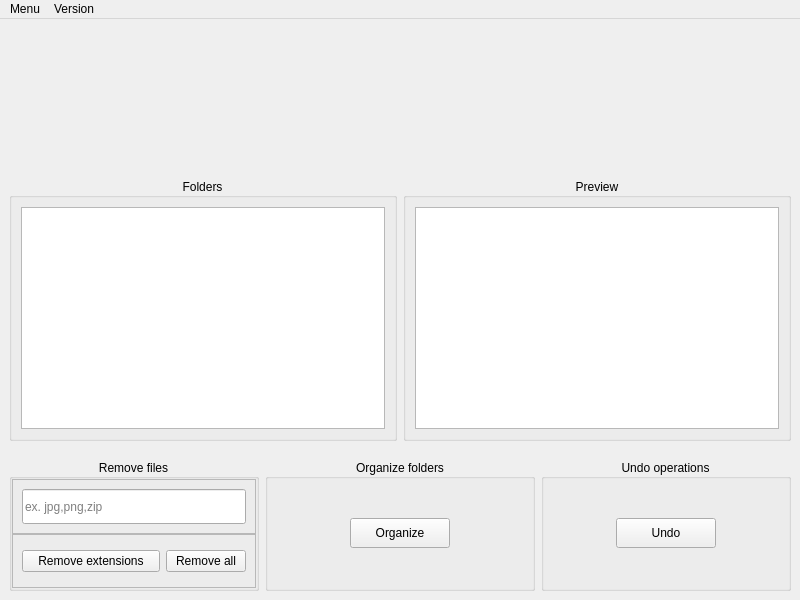
Old version of the form UI/mainwindow.ui in the repository milonpabis/desktop-cleaner.
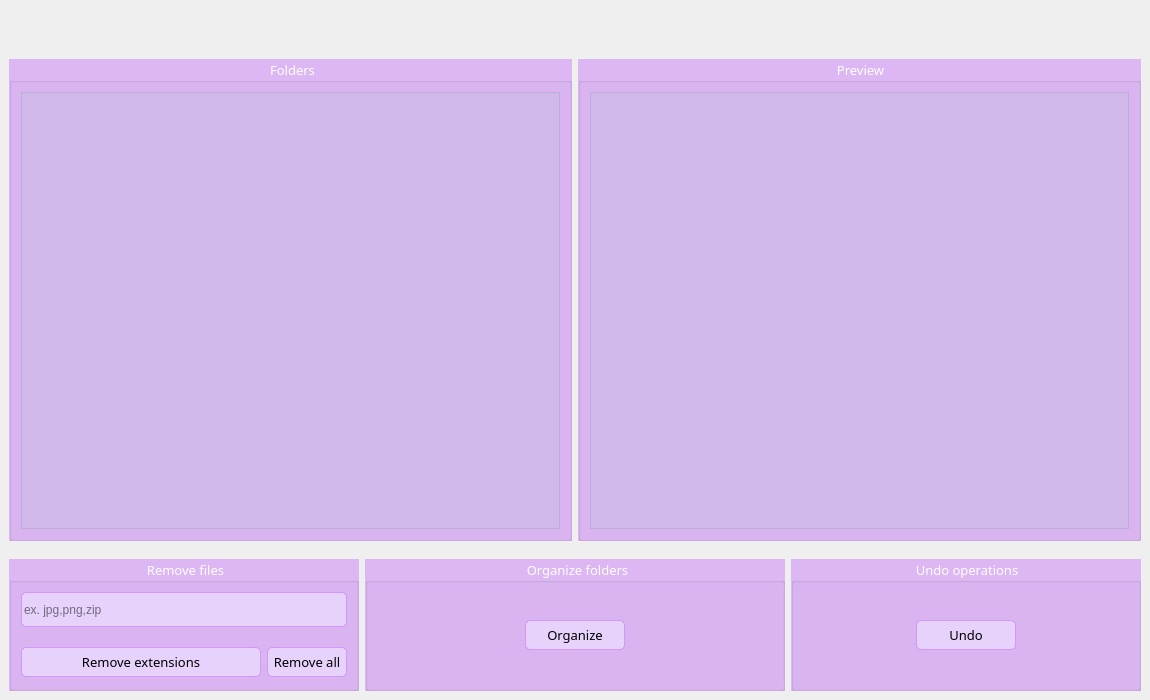
New version of the form. Icons and pictures are not drawn.

Diff of the .ui file:
```diff
--- a/UI/mainwindow.ui
+++ b/UI/mainwindow.ui
@@ -2,29 +2,37 @@
 <ui version="4.0">
  <class>MainWindow</class>
  <widget class="QMainWindow" name="MainWindow">
+  <property name="enabled">
+   <bool>true</bool>
+  </property>
   <property name="geometry">
    <rect>
     <x>0</x>
     <y>0</y>
-    <width>800</width>
-    <height>600</height>
+    <width>1150</width>
+    <height>700</height>
    </rect>
   </property>
   <property name="minimumSize">
    <size>
-    <width>800</width>
-    <height>600</height>
+    <width>1150</width>
+    <height>700</height>
    </size>
   </property>
   <property name="maximumSize">
    <size>
-    <width>800</width>
-    <height>600</height>
+    <width>1150</width>
+    <height>700</height>
    </size>
   </property>
   <property name="windowTitle">
    <string>MainWindow</string>
   </property>
+  <property name="styleSheet">
+   <string notr="true">QMainWindow {
+background-image: url(&quot;C:/Users/Milon/Downloads/galaxy_bg.jpg&quot;);
+}</string>
+  </property>
   <widget class="QWidget" name="centralwidget">
    <layout class="QVBoxLayout" name="verticalLayout">
     <property name="spacing">
@@ -47,13 +55,13 @@
       <property name="minimumSize">
        <size>
         <width>0</width>
-        <height>150</height>
+        <height>50</height>
        </size>
       </property>
       <property name="maximumSize">
        <size>
         <width>16777215</width>
-        <height>150</height>
+        <height>50</height>
        </size>
       </property>
       <property name="frameShape">
@@ -75,6 +83,19 @@
       <layout class="QHBoxLayout" name="horizontalLayout">
        <item>
         <widget class="QGroupBox" name="groupBox_4">
+         <property name="font">
+          <font>
+           <family>Tw Cen MT Condensed Extra Bold</family>
+           <pointsize>10</pointsize>
+          </font>
+         </property>
+         <property name="styleSheet">
+          <string notr="true">QGroupBox {
+	color: white;
+	background-color: rgba(182, 57, 255, 80);
+	
+}</string>
+         </property>
          <property name="title">
           <string>Folders</string>
          </property>
@@ -83,13 +104,30 @@
          </property>
          <layout class="QHBoxLayout" name="horizontalLayout_6">
           <item>
-           <widget class="QTreeView" name="treeView"/>
+           <widget class="QTreeView" name="treeView">
+            <property name="styleSheet">
+             <string>background-color: rgba(192, 198, 223, 90);</string>
+            </property>
+           </widget>
           </item>
          </layout>
         </widget>
        </item>
        <item>
         <widget class="QGroupBox" name="groupBox_5">
+         <property name="font">
+          <font>
+           <family>Tw Cen MT Condensed Extra Bold</family>
+           <pointsize>10</pointsize>
+          </font>
+         </property>
+         <property name="styleSheet">
+          <string notr="true">QGroupBox {
+	color: white;
+	background-color: rgba(182, 57, 255, 80);
+	
+}</string>
+         </property>
          <property name="title">
           <string>Preview</string>
          </property>
@@ -98,7 +136,11 @@
          </property>
          <layout class="QHBoxLayout" name="horizontalLayout_7">
           <item>
-           <widget class="QTreeView" name="treeView_2"/>
+           <widget class="QTreeView" name="treeView_2">
+            <property name="styleSheet">
+             <string notr="true">background-color: rgba(192, 198, 223, 90);</string>
+            </property>
+           </widget>
           </item>
          </layout>
         </widget>
@@ -131,7 +173,7 @@
         <widget class="QGroupBox" name="groupBox_2">
          <property name="minimumSize">
           <size>
-           <width>250</width>
+           <width>350</width>
            <height>0</height>
           </size>
          </property>
@@ -141,6 +183,19 @@
            <height>16777215</height>
           </size>
          </property>
+         <property name="font">
+          <font>
+           <family>Tw Cen MT Condensed Extra Bold</family>
+           <pointsize>10</pointsize>
+          </font>
+         </property>
+         <property name="styleSheet">
+          <string notr="true">QGroupBox {
+	color: white;
+	background-color: rgba(182, 57, 255, 80);
+	
+}</string>
+         </property>
          <property name="title">
           <string>Remove files</string>
          </property>
@@ -166,7 +221,7 @@
           <item>
            <widget class="QFrame" name="frame_6">
             <property name="frameShape">
-             <enum>QFrame::StyledPanel</enum>
+             <enum>QFrame::NoFrame</enum>
             </property>
             <property name="frameShadow">
              <enum>QFrame::Raised</enum>
@@ -180,6 +235,11 @@
                  <height>35</height>
                 </size>
                </property>
+               <property name="styleSheet">
+                <string notr="true">background-color: rgba(234, 220, 255, 190);
+border-radius: 5px;
+border: 1px solid rgba(182, 57, 255, 80);</string>
+               </property>
                <property name="placeholderText">
                 <string>ex. jpg,png,zip</string>
                </property>
@@ -191,7 +251,7 @@
           <item>
            <widget class="QFrame" name="frame_5">
             <property name="frameShape">
-             <enum>QFrame::StyledPanel</enum>
+             <enum>QFrame::NoFrame</enum>
             </property>
             <property name="frameShadow">
              <enum>QFrame::Raised</enum>
@@ -199,6 +259,38 @@
             <layout class="QHBoxLayout" name="horizontalLayout_3">
              <item>
               <widget class="QPushButton" name="btRemove">
+               <property name="minimumSize">
+                <size>
+                 <width>0</width>
+                 <height>30</height>
+                </size>
+               </property>
+               <property name="maximumSize">
+                <size>
+                 <width>16777215</width>
+                 <height>30</height>
+                </size>
+               </property>
+               <property name="font">
+                <font>
+                 <family>Tw Cen MT Condensed Extra Bold</family>
+                 <pointsize>10</pointsize>
+                </font>
+               </property>
+               <property name="styleSheet">
+                <string notr="true">QPushButton {
+background-color: rgba(234, 220, 255, 190);
+border-radius: 5px;
+border: 1px solid rgba(182, 57, 255, 80);
+}
+
+QPushButton:hover {
+background-color: rgba(220, 220, 255, 190);
+border-radius: 6px;
+border: 1px solid rgba(182, 57, 255, 80);
+}
+</string>
+               </property>
                <property name="text">
                 <string>Remove extensions</string>
                </property>
@@ -209,15 +301,34 @@
                <property name="minimumSize">
                 <size>
                  <width>80</width>
-                 <height>0</height>
+                 <height>30</height>
                 </size>
                </property>
                <property name="maximumSize">
                 <size>
                  <width>80</width>
-                 <height>16777215</height>
+                 <height>30</height>
                 </size>
                </property>
+               <property name="font">
+                <font>
+                 <family>Tw Cen MT Condensed Extra Bold</family>
+                 <pointsize>10</pointsize>
+                </font>
+               </property>
+               <property name="styleSheet">
+                <string notr="true">QPushButton {
+background-color: rgba(234, 220, 255, 190);
+border-radius: 5px;
+border: 1px solid rgba(182, 57, 255, 80);
+}
+
+QPushButton:hover {
+background-color: rgba(220, 220, 255, 190);
+border-radius: 6px;
+border: 1px solid rgba(182, 57, 255, 80);
+}</string>
+               </property>
                <property name="text">
                 <string>Remove all</string>
                </property>
@@ -231,6 +342,19 @@
        </item>
        <item>
         <widget class="QGroupBox" name="groupBox_3">
+         <property name="font">
+          <font>
+           <family>Tw Cen MT Condensed Extra Bold</family>
+           <pointsize>10</pointsize>
+          </font>
+         </property>
+         <property name="styleSheet">
+          <string notr="true">QGroupBox {
+	color: white;
+	background-color: rgba(182, 57, 255, 80);
+	
+}</string>
+         </property>
          <property name="title">
           <string>Organize folders</string>
          </property>
@@ -252,6 +376,25 @@
               <height>30</height>
              </size>
             </property>
+            <property name="font">
+             <font>
+              <family>Tw Cen MT Condensed Extra Bold</family>
+              <pointsize>10</pointsize>
+             </font>
+            </property>
+            <property name="styleSheet">
+             <string notr="true">QPushButton {
+background-color: rgba(234, 220, 255, 190);
+border-radius: 5px;
+border: 1px solid rgba(182, 57, 255, 80);
+}
+
+QPushButton:hover {
+background-color: rgba(220, 220, 255, 190);
+border-radius: 6px;
+border: 1px solid rgba(182, 57, 255, 80);
+}</string>
+            </property>
             <property name="text">
              <string>Organize</string>
             </property>
@@ -264,7 +407,7 @@
         <widget class="QGroupBox" name="groupBox">
          <property name="minimumSize">
           <size>
-           <width>250</width>
+           <width>350</width>
            <height>0</height>
           </size>
          </property>
@@ -274,6 +417,19 @@
            <height>16777215</height>
           </size>
          </property>
+         <property name="font">
+          <font>
+           <family>Tw Cen MT Condensed Extra Bold</family>
+           <pointsize>10</pointsize>
+          </font>
+         </property>
+         <property name="styleSheet">
+          <string notr="true">QGroupBox {
+	color: white;
+	background-color: rgba(182, 57, 255, 80);
+	
+}</string>
+         </property>
          <property name="title">
           <string>Undo operations</string>
          </property>
@@ -295,6 +451,25 @@
               <height>30</height>
              </size>
             </property>
+            <property name="font">
+             <font>
+              <family>Tw Cen MT Condensed Extra Bold</family>
+              <pointsize>10</pointsize>
+             </font>
+            </property>
+            <property name="styleSheet">
+             <string notr="true">QPushButton {
+background-color: rgba(234, 220, 255, 190);
+border-radius: 5px;
+border: 1px solid rgba(182, 57, 255, 80);
+}
+
+QPushButton:hover {
+background-color: rgba(220, 220, 255, 190);
+border-radius: 6px;
+border: 1px solid rgba(182, 57, 255, 80);
+}</string>
+            </property>
             <property name="text">
              <string>Undo</string>
             </property>
@@ -308,33 +483,6 @@
     </item>
    </layout>
   </widget>
-  <widget class="QMenuBar" name="menubar">
-   <property name="geometry">
-    <rect>
-     <x>0</x>
-     <y>0</y>
-     <width>800</width>
-     <height>21</height>
-    </rect>
-   </property>
-   <widget class="QMenu" name="menuMenu">
-    <property name="title">
-     <string>Menu</string>
-    </property>
-    <addaction name="separator"/>
-    <addaction name="actionInfo"/>
-    <addaction name="actionUndo"/>
-    <addaction name="actionDirectory"/>
-   </widget>
-   <widget class="QMenu" name="menuVersion">
-    <property name="title">
-     <string>Version</string>
-    </property>
-    <addaction name="actionVersion"/>
-   </widget>
-   <addaction name="menuMenu"/>
-   <addaction name="menuVersion"/>
-  </widget>
   <action name="actionInfo">
    <property name="text">
     <string>Info</string>
```
